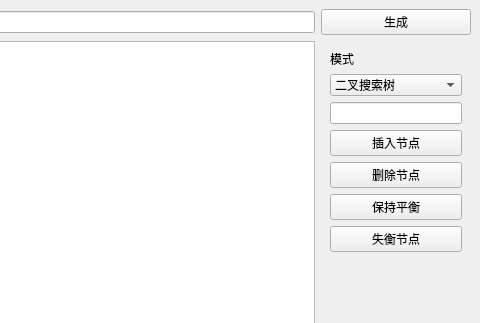
First picture: the form in mainwin.ui, repository upkeke/TreeShow, before the edit; both pictures show x 397 to 877 and y 0 to 323 of the 877 by 597 pixel window.
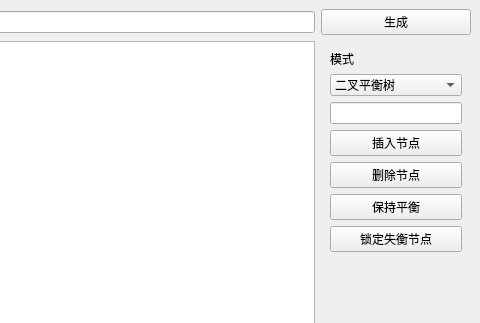
Second picture: the form after the edit.

What changed in the file:
```diff
--- a/mainwin.ui
+++ b/mainwin.ui
@@ -29,7 +29,7 @@
         <widget class="QComboBox" name="cbx_moshi">
          <item>
           <property name="text">
-           <string>二叉搜索树</string>
+           <string>二叉平衡树</string>
           </property>
          </item>
          <item>
@@ -66,7 +66,7 @@
        <item>
         <widget class="QPushButton" name="btn_test">
          <property name="text">
-          <string>失衡节点</string>
+          <string>锁定失衡节点</string>
          </property>
         </widget>
        </item>
```
Left out of the diff: 8 changed lines with no effect on the pictures.
